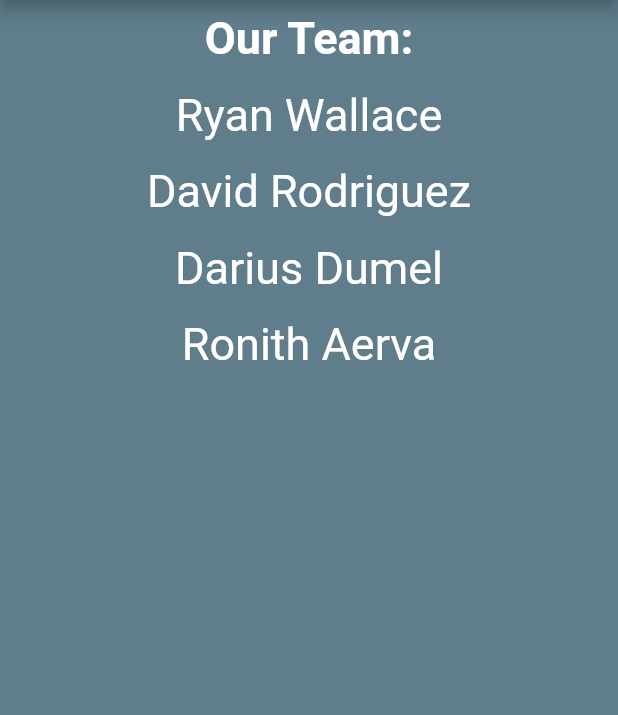
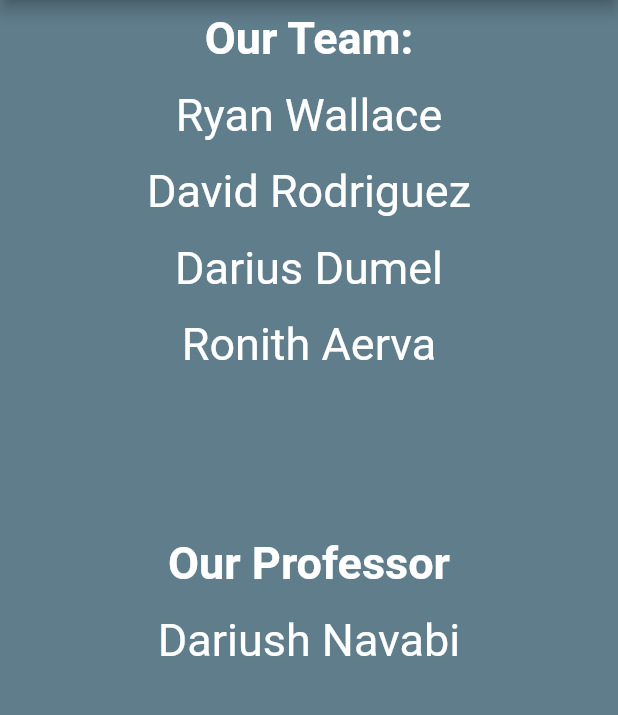
Before and after one commit to David-Rod/recipeze, a Flutter app: the Page2 screen opened directly, on a phone screen of 412 x 824 dp, the part 84-799 px from its top. Run offline on Flutter 3.47's test engine with Material 2 defaults, Android fonts, the phone set to English and light mode, and no system bars; our stand-ins replace animated_text_kit.

Commit message:
added Our Professor

```diff
--- a/lib/login_page.dart
+++ b/lib/login_page.dart
@@ -275,6 +275,41 @@ class Page2 extends StatelessWidget {
                 ),
               ),
 
+              Padding(
+                padding: const EdgeInsets.all(30.0),
+                child: Text(
+                  "",
+                  style: TextStyle(
+                    fontSize: 30.0,
+                    fontWeight: FontWeight.bold,
+                  ),
+                ),
+              ),
+
+              Padding(
+                padding: const EdgeInsets.all(8.0),
+                child: Text(
+                  "Our Professor",
+                  style: TextStyle(
+                    fontSize: 30.0,
+                    fontWeight: FontWeight.bold,
+                  ),
+                ),
+              ),
+              Padding(
+                padding: const EdgeInsets.all(8.0),
+                child: Text(
+                  "Dariush Navabi",
+                  style: TextStyle(
+                    fontSize: 30.0,
+                    fontWeight: FontWeight.normal,
+                  ),
+                ),
+              ),
+
+
+
+
             ],
           ),
         )
```
